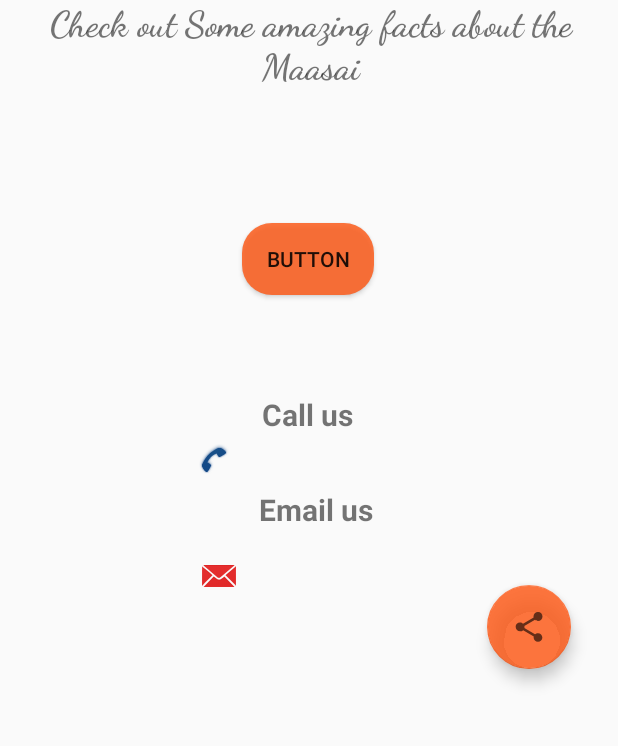
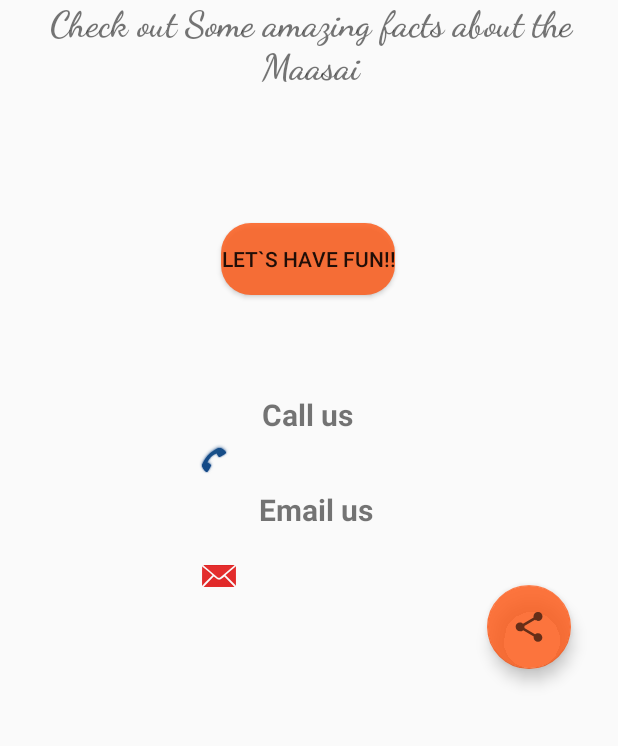
Before and after one commit to carolinemusyoka/RW-Android-Bootcamp-2020, an Android app: the screen it shows after launch (MainActivity), on a phone screen of 412 x 824 dp, the part 473-1219 px from its top. Run offline under Robolectric (Android 15) with nearby library versions, the phone set to English and light mode, and no system bars.

Commit message:
Changing xml values
Changed textsize from dp to sp. Added for string value resources.

```diff
--- a/Week 3/NomadBusinessCard/app/src/main/res/layout/activity_main.xml
+++ b/Week 3/NomadBusinessCard/app/src/main/res/layout/activity_main.xml
@@ -37,7 +37,7 @@
         android:layout_width="382dp"
         android:layout_height="113dp"
         android:fontFamily="cursive"
-        android:text="Check out Some amazing facts about the Maasai"
+        android:text="@string/facts"
         android:textAlignment="center"
         android:textSize="24sp"
         android:textStyle="bold"
@@ -53,7 +53,7 @@
         android:layout_width="wrap_content"
         android:layout_height="wrap_content"
         android:background="@drawable/roundbutton"
-        android:text="Button"
+        android:text="@string/let_s_have_fun"
         app:layout_constraintBottom_toBottomOf="parent"
         app:layout_constraintEnd_toEndOf="parent"
         app:layout_constraintHorizontal_bias="0.498"
@@ -65,8 +65,8 @@
         android:id="@+id/callme"
         android:layout_width="wrap_content"
         android:layout_height="wrap_content"
-        android:text="Call us"
-        android:textSize="20dp"
+        android:text="@string/call_us"
+        android:textSize="20sp"
         android:textStyle="bold"
         app:layout_constraintBottom_toBottomOf="parent"
         app:layout_constraintEnd_toEndOf="parent"
@@ -79,8 +79,8 @@
         android:id="@+id/emailme"
         android:layout_width="wrap_content"
         android:layout_height="wrap_content"
-        android:text="Email us"
-        android:textSize="20dp"
+        android:text="@string/email_us"
+        android:textSize="20sp"
         android:textStyle="bold"
         app:layout_constraintBottom_toBottomOf="parent"
         app:layout_constraintEnd_toEndOf="parent"
@@ -102,7 +102,8 @@
         app:layout_constraintStart_toStartOf="parent"
         app:layout_constraintTop_toBottomOf="@+id/quotespace"
         app:layout_constraintVertical_bias="0.488"
-        app:srcCompat="@android:drawable/stat_sys_phone_call" />
+        app:srcCompat="@android:drawable/stat_sys_phone_call"
+        android:contentDescription="@string/todo" />
 
     <ImageButton
         android:id="@+id/imageButton3"
@@ -130,7 +131,8 @@
         app:layout_constraintStart_toStartOf="parent"
         app:layout_constraintTop_toBottomOf="@+id/quotespace"
         app:layout_constraintVertical_bias="0.815"
-        app:srcCompat="?attr/actionModeShareDrawable" />
+        app:srcCompat="?attr/actionModeShareDrawable"
+        android:focusable="true" />
 
 
 </androidx.constraintlayout.widget.ConstraintLayout>
--- a/Week 3/NomadBusinessCard/app/src/main/res/values/strings.xml
+++ b/Week 3/NomadBusinessCard/app/src/main/res/values/strings.xml
@@ -1,5 +1,9 @@
 <resources>
     <string name="app_name">NomadBusinessCard</string>
     <string name="todo">TODO</string>
+    <string name="facts">Check out Some amazing facts about the Maasai</string>
+    <string name="let_s_have_fun">Let`s have fun!!</string>
+    <string name="call_us">Call us</string>
+    <string name="email_us">Email us</string>
 
 </resources>
```
